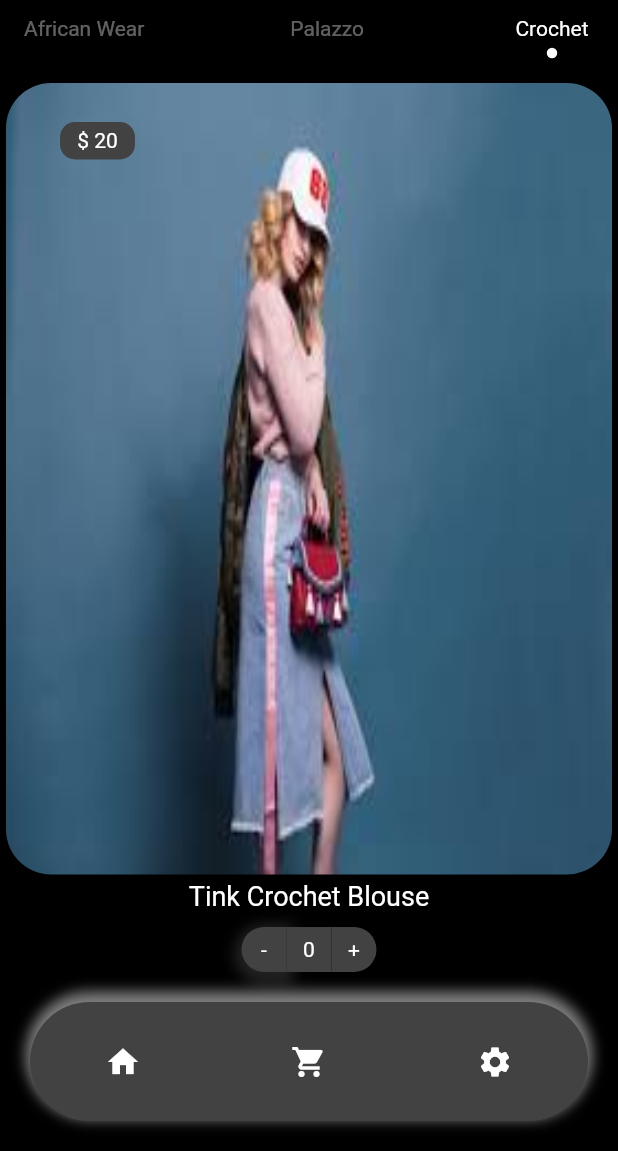
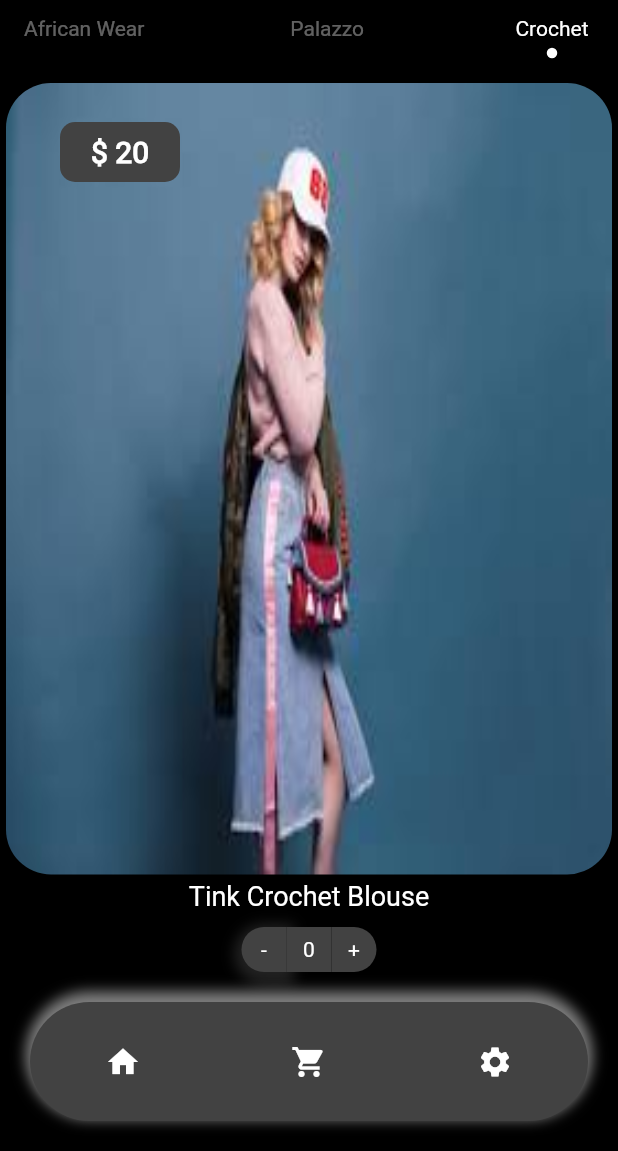
Before and after one commit to enaannan/fashion_shop, a Flutter app: the screen it shows after launch, after a tap on "Login", on a phone screen of 412 x 824 dp, the part 85-1236 px from its top. Run offline on Flutter 3.47's test engine with Material 2 defaults, Android fonts, the phone set to English and light mode, and no system bars.

Commit message:
added the product view screen

```diff
--- a/lib/components/PriceCard.dart
+++ b/lib/components/PriceCard.dart
@@ -8,9 +8,13 @@ class PriceCard extends StatelessWidget {
   Widget build(BuildContext context) {
     return Container(
 //                      alignment: Alignment(10, 10),
-      width: 50.0,
-      height: 25.0,
-      child: Center(child: Text(price)),
+      width: 80.0,
+      height: 40.0,
+      child: Center(
+          child: Text(
+        price,
+        style: TextStyle(fontSize: 20, fontWeight: FontWeight.bold),
+      )),
 
       decoration: BoxDecoration(
           color: Color(0xFF424242),
--- a/lib/constants/constants.dart
+++ b/lib/constants/constants.dart
@@ -1,3 +1,6 @@
 const String kAfricanWearCategoryName = 'African Wear';
 const String kPalazzoCategoryName = 'Palazzo';
 const String kCrochetCategoryName = 'Crochet';
+
+//const String kProductViewScreen = 'productView';
+//const String kProductsScreen = 'productsSreen';
--- a/lib/main.dart
+++ b/lib/main.dart
@@ -1,6 +1,5 @@
 import 'package:flutter/material.dart';
 import 'screens/login_screen.dart';
-import 'screens/products_screen.dart';
 
 void main() {
   runApp(MyApp());
@@ -14,11 +13,6 @@ class MyApp extends StatelessWidget {
           scaffoldBackgroundColor: Colors.black,
           accentColor: Color(0XFF2C2C2C)),
       home: LoginScreen(),
-      initialRoute: 'Login_Screen',
-      routes: {
-//        '/': (context) => LoginScreen(),
-        'productsSreen': (context) => ProductsScreen()
-      },
     );
   }
 }
--- a/lib/screens/login_screen.dart
+++ b/lib/screens/login_screen.dart
@@ -1,4 +1,5 @@
 import 'package:flutter/material.dart';
+import 'package:fashion_shop/screens/products_screen.dart';
 
 class LoginScreen extends StatelessWidget {
   @override
@@ -39,26 +40,17 @@ class LoginScreen extends StatelessWidget {
                           child:
                               Text('Login', style: TextStyle(fontSize: 20.0)),
                           onPressed: () {
-                            Navigator.pushNamed(context, 'productsSreen');
+                            Navigator.push(
+                                context,
+                                MaterialPageRoute(
+                                    builder: (context) => ProductsScreen()));
                           },
                           borderSide:
                               BorderSide(color: Colors.white, width: 2.0),
                           shape: RoundedRectangleBorder(
                               borderRadius: BorderRadius.circular(5.0)),
                         ),
-                      )
-//            Material(
-//              color: Colors.pink,
-//              borderRadius: BorderRadius.all(Radius.circular(15.0)),
-//              child: MaterialButton(
-//                onPressed: null,
-//                child: Text(
-//                  'Login',
-//                  style: TextStyle(fontSize: 20.0),
-//                ),
-//              ),
-//            ),
-                      )
+                      ))
                 ],
               ))
         ],
--- a/lib/screens/products_screen.dart
+++ b/lib/screens/products_screen.dart
@@ -4,8 +4,16 @@ import 'package:fashion_shop/components/ButtonCategory.dart';
 import 'package:fashion_shop/components/PriceCard.dart';
 import 'package:fashion_shop/components/QuantityCounterButton.dart';
 import 'package:fashion_shop/components/BottomMenuButton.dart';
+import 'package:fashion_shop/screens/product_view.dart';
 
-class ProductsScreen extends StatelessWidget {
+class ProductsScreen extends StatefulWidget {
+  @override
+  _ProductsScreenState createState() => _ProductsScreenState();
+}
+
+class _ProductsScreenState extends State<ProductsScreen> {
+  AssetImage productImage = AssetImage('images/bag.jpeg');
+
   @override
   Widget build(BuildContext context) {
     return Scaffold(
@@ -62,19 +70,30 @@ class ProductsScreen extends StatelessWidget {
                   Expanded(
                     child: Stack(
                       children: <Widget>[
-                        Container(
+                        InkWell(
+                          onTap: () {
+                            Navigator.push(
+                              context,
+                              MaterialPageRoute(
+                                builder: (context) =>
+                                    ProductView(productImage: productImage),
+                              ),
+                            );
+                          },
+                          child: Container(
                             width: double.infinity,
                             height: double.infinity,
                             child: Card(
                               semanticContainer: true,
                               clipBehavior: Clip.antiAliasWithSaveLayer,
                               child: Image(
-                              image: AssetImage('images/bag.jpeg'),
+                                image: productImage,
                                 fit: BoxFit.fill,
                               ),
                               shape: RoundedRectangleBorder(
                                   borderRadius:
                                       BorderRadius.all(Radius.circular(30.0))),
+                            ),
                           ),
                         ),
                         Positioned(
```
Also changed, not shown: lib/components/ImageCards.dart (added, +25 -0 lines), lib/components/OtherProductsImageCard.dart (added, +26 -0 lines), lib/screens/product_view.dart (added, +116 -0 lines), images/fashion2.jpg (added), images/fashion3.jpg (added), images/fashionshop1.jpg (added). Lines whose indentation alone changed are shown as unchanged.
